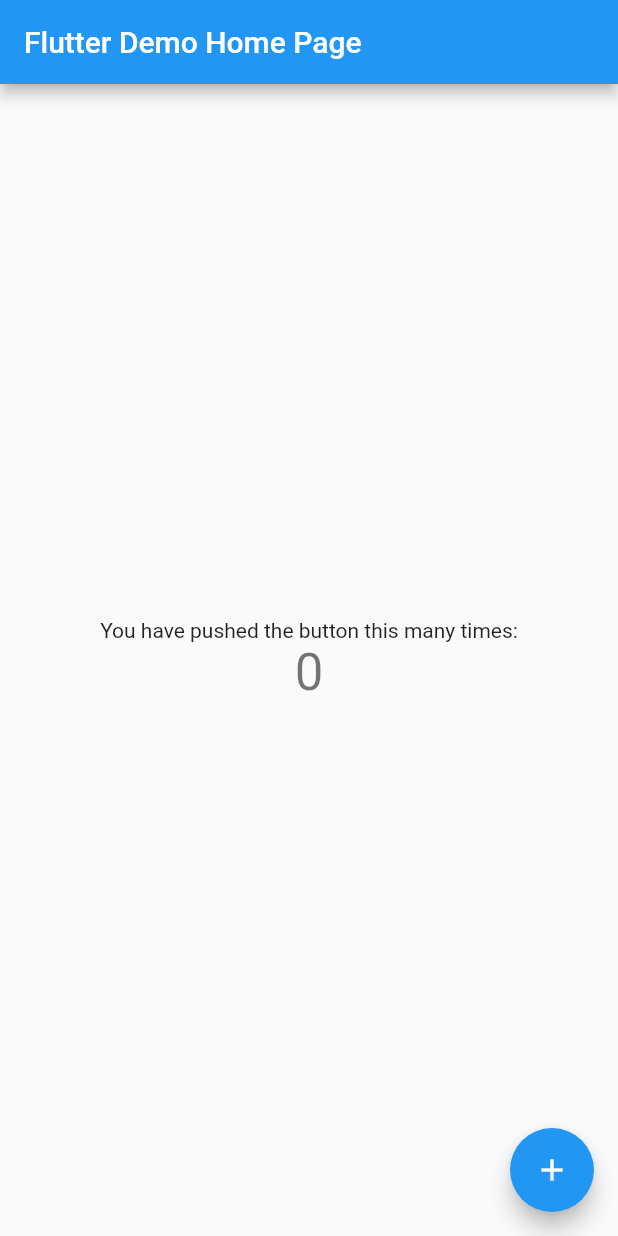
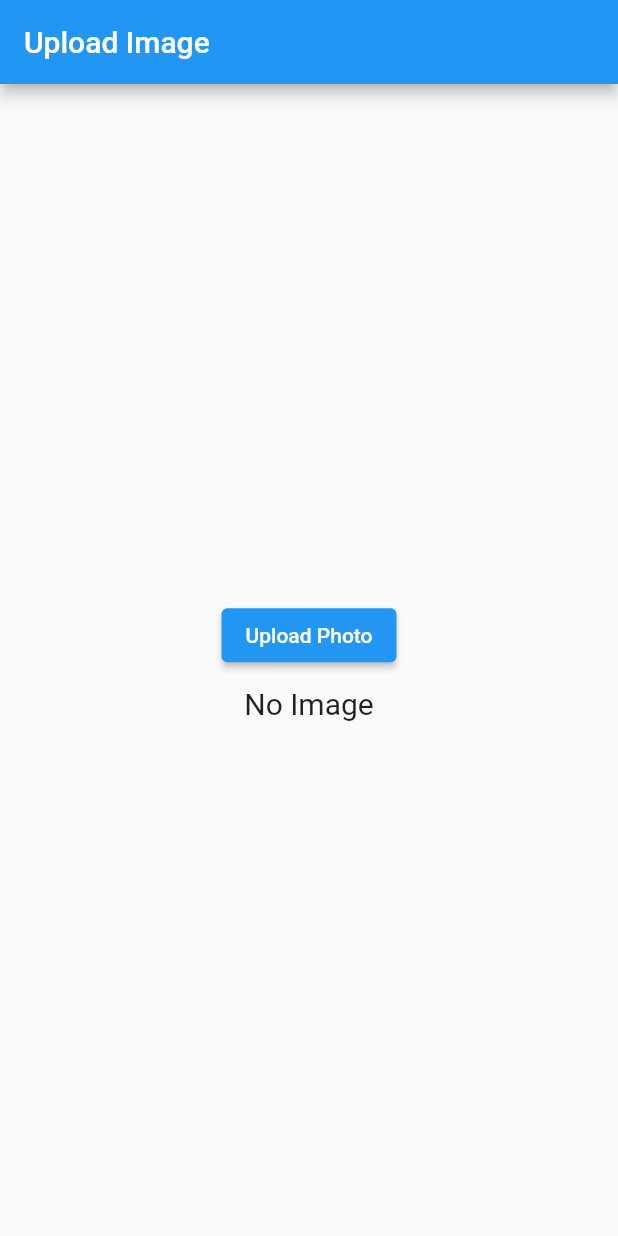
Before and after one commit to Dimassulthoni/File_Upload_dan_Video_Player, a Flutter app: the screen it shows after launch, on a phone screen of 412 x 824 dp. Run offline on Flutter 3.47's test engine with Material 2 defaults, Android fonts, the phone set to English and light mode, and no system bars; our stand-ins replace image_picker.

Commit message:
image picker

```diff
--- a/lib/main.dart
+++ b/lib/main.dart
@@ -1,115 +1,119 @@
+import 'dart:io';
 import 'package:flutter/material.dart';
+import 'package:image_picker/image_picker.dart';
 
-void main() {
-  runApp(const MyApp());
+void main() => runApp(MaterialApp(
+      home: Home(),
+      debugShowCheckedModeBanner: false,
+    ));
+
+class Home extends StatefulWidget {
+  @override
+  _HomeState createState() => _HomeState();
 }
 
-class MyApp extends StatelessWidget {
-  const MyApp({Key? key}) : super(key: key);
+class _HomeState extends State<Home> {
+  XFile? image;
 
-  // This widget is the root of your application.
-  @override
-  Widget build(BuildContext context) {
-    return MaterialApp(
-      title: 'Flutter Demo',
-      theme: ThemeData(
-        // This is the theme of your application.
-        //
-        // Try running your application with "flutter run". You'll see the
-        // application has a blue toolbar. Then, without quitting the app, try
-        // changing the primarySwatch below to Colors.green and then invoke
-        // "hot reload" (press "r" in the console where you ran "flutter run",
-        // or simply save your changes to "hot reload" in a Flutter IDE).
-        // Notice that the counter didn't reset back to zero; the application
-        // is not restarted.
-        primarySwatch: Colors.blue,
-      ),
-      home: const MyHomePage(title: 'Flutter Demo Home Page'),
-    );
+  final ImagePicker picker = ImagePicker();
+
+  //we can upload image from camera or from gallery based on parameter
+  Future getImage(ImageSource media) async {
+    var img = await picker.pickImage(source: media);
+
+    setState(() {
+      image = img;
+    });
   }
-}
 
-class MyHomePage extends StatefulWidget {
-  const MyHomePage({Key? key, required this.title}) : super(key: key);
-
-  // This widget is the home page of your application. It is stateful, meaning
-  // that it has a State object (defined below) that contains fields that affect
-  // how it looks.
-
-  // This class is the configuration for the state. It holds the values (in this
-  // case the title) provided by the parent (in this case the App widget) and
-  // used by the build method of the State. Fields in a Widget subclass are
-  // always marked "final".
-
-  final String title;
-
-  @override
-  State<MyHomePage> createState() => _MyHomePageState();
-}
-
-class _MyHomePageState extends State<MyHomePage> {
-  int _counter = 0;
-
-  void _incrementCounter() {
-    setState(() {
-      // This call to setState tells the Flutter framework that something has
-      // changed in this State, which causes it to rerun the build method below
-      // so that the display can reflect the updated values. If we changed
-      // _counter without calling setState(), then the build method would not be
-      // called again, and so nothing would appear to happen.
-      _counter++;
-    });
+  //show popup dialog
+  void myAlert() {
+    showDialog(
+        context: context,
+        builder: (BuildContext context) {
+          return AlertDialog(
+            shape:
+                RoundedRectangleBorder(borderRadius: BorderRadius.circular(8)),
+            title: Text('Please choose media to select'),
+            content: Container(
+              height: MediaQuery.of(context).size.height / 6,
+              child: Column(
+                children: [
+                  ElevatedButton(
+                    //if user click this button, user can upload image from gallery
+                    onPressed: () {
+                      Navigator.pop(context);
+                      getImage(ImageSource.gallery);
+                    },
+                    child: Row(
+                      children: [
+                        Icon(Icons.image),
+                        Text('From Gallery'),
+                      ],
+                    ),
+                  ),
+                  ElevatedButton(
+                    //if user click this button. user can upload image from camera
+                    onPressed: () {
+                      Navigator.pop(context);
+                      getImage(ImageSource.camera);
+                    },
+                    child: Row(
+                      children: [
+                        Icon(Icons.camera),
+                        Text('From Camera'),
+                      ],
+                    ),
+                  ),
+                ],
+              ),
+            ),
+          );
+        });
   }
 
   @override
   Widget build(BuildContext context) {
-    // This method is rerun every time setState is called, for instance as done
-    // by the _incrementCounter method above.
-    //
-    // The Flutter framework has been optimized to make rerunning build methods
-    // fast, so that you can just rebuild anything that needs updating rather
-    // than having to individually change instances of widgets.
     return Scaffold(
       appBar: AppBar(
-        // Here we take the value from the MyHomePage object that was created by
-        // the App.build method, and use it to set our appbar title.
-        title: Text(widget.title),
+        title: Text('Upload Image'),
       ),
       body: Center(
-        // Center is a layout widget. It takes a single child and positions it
-        // in the middle of the parent.
         child: Column(
-          // Column is also a layout widget. It takes a list of children and
-          // arranges them vertically. By default, it sizes itself to fit its
-          // children horizontally, and tries to be as tall as its parent.
-          //
-          // Invoke "debug painting" (press "p" in the console, choose the
-          // "Toggle Debug Paint" action from the Flutter Inspector in Android
-          // Studio, or the "Toggle Debug Paint" command in Visual Studio Code)
-          // to see the wireframe for each widget.
-          //
-          // Column has various properties to control how it sizes itself and
-          // how it positions its children. Here we use mainAxisAlignment to
-          // center the children vertically; the main axis here is the vertical
-          // axis because Columns are vertical (the cross axis would be
-          // horizontal).
           mainAxisAlignment: MainAxisAlignment.center,
-          children: <Widget>[
-            const Text(
-              'You have pushed the button this many times:',
+          children: [
+            ElevatedButton(
+              onPressed: () {
+                myAlert();
+              },
+              child: Text('Upload Photo'),
             ),
-            Text(
-              '$_counter',
-              style: Theme.of(context).textTheme.headline4,
+            SizedBox(
+              height: 10,
             ),
+            //if image not null show the image
+            //if image null show text
+            image != null
+                ? Padding(
+                    padding: const EdgeInsets.symmetric(horizontal: 20),
+                    child: ClipRRect(
+                      borderRadius: BorderRadius.circular(8),
+                      child: Image.file(
+                        //to show image, you type like this.
+                        File(image!.path),
+                        fit: BoxFit.cover,
+                        width: MediaQuery.of(context).size.width,
+                        height: 300,
+                      ),
+                    ),
+                  )
+                : Text(
+                    "No Image",
+                    style: TextStyle(fontSize: 20),
+                  )
           ],
         ),
       ),
-      floatingActionButton: FloatingActionButton(
-        onPressed: _incrementCounter,
-        tooltip: 'Increment',
-        child: const Icon(Icons.add),
-      ), // This trailing comma makes auto-formatting nicer for build methods.
     );
   }
 }
--- a/pubspec.yaml
+++ b/pubspec.yaml
@@ -34,6 +34,7 @@
   # The following adds the Cupertino Icons font to your application.
   # Use with the CupertinoIcons class for iOS style icons.
   cupertino_icons: ^1.0.2
+  image_picker: ^0.8.5+3
 
 dev_dependencies:
   flutter_test:
```
Also changed, not shown: pubspec.lock.
